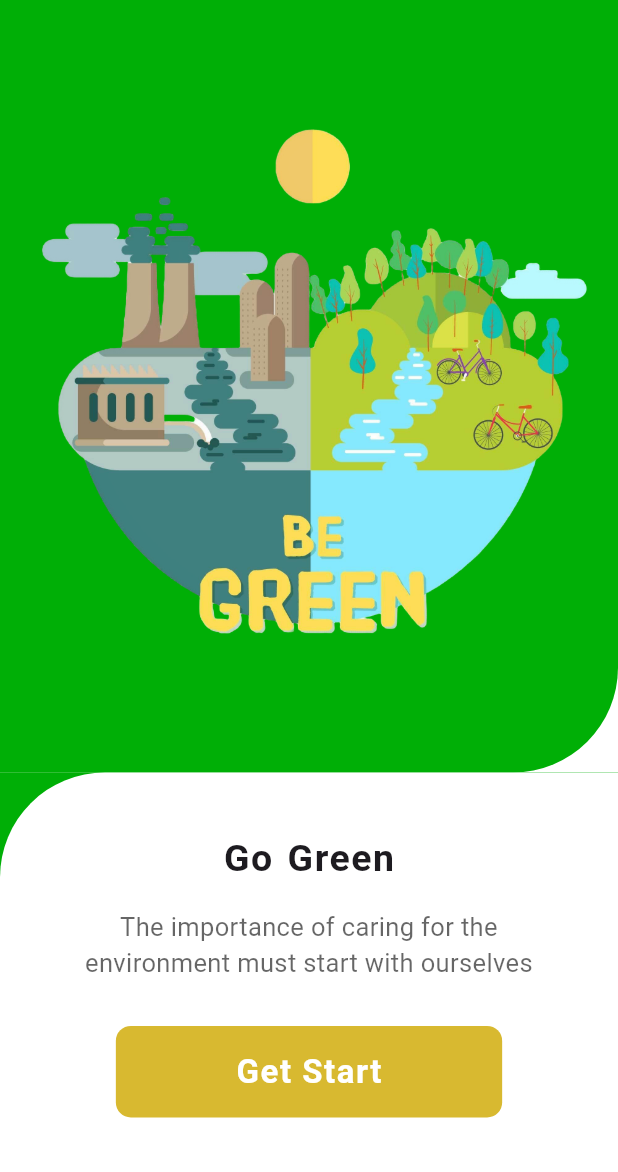
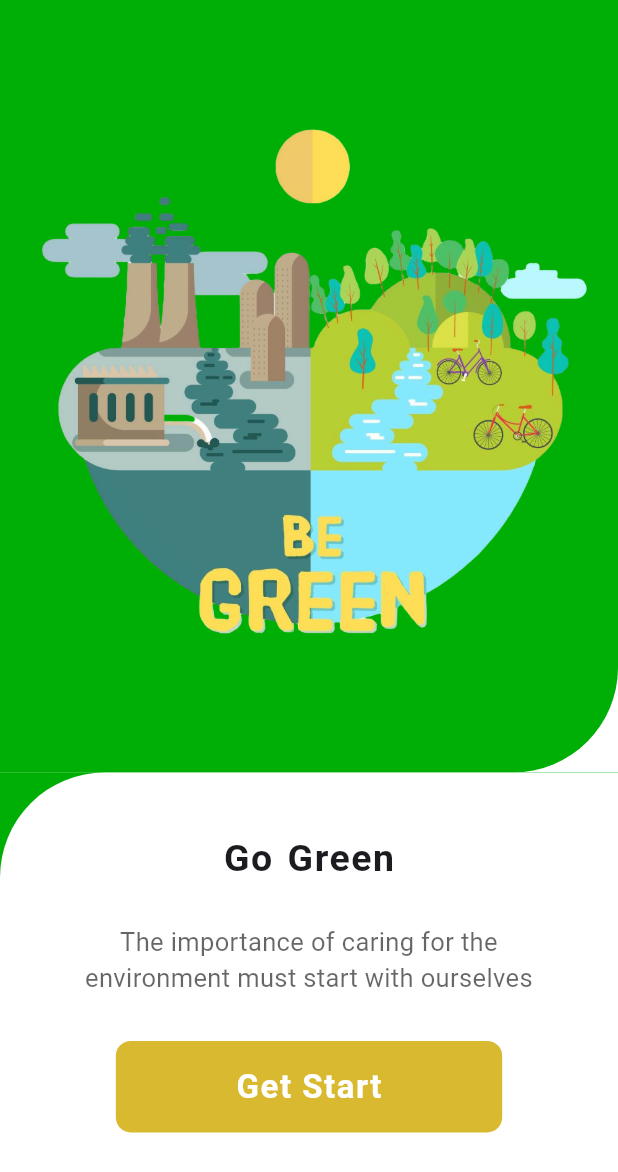
Before and after one commit to agstydva/dpbo, a Flutter app: the screen it shows after launch, on a phone screen of 412 x 824 dp. Shown: the top 1172 px of the screen. Run offline on Flutter 3.47's test engine with Material 3 defaults, Android fonts, the phone set to English and light mode, and no system bars.

Commit message:
Continue Building Welcome Screen Page

```diff
--- a/my_app/lib/screens/welcome_screen.dart
+++ b/my_app/lib/screens/welcome_screen.dart
@@ -11,6 +11,7 @@ class WelcomeScreen extends StatelessWidget {
           children: [
             Stack(
               children: [
+                // Warna Latar Putih Lengkung di bagian kanan
                 Container(
                   width: MediaQuery.of(context).size.width,
                   height: MediaQuery.of(context).size.height / 1.6,
@@ -18,14 +19,17 @@ class WelcomeScreen extends StatelessWidget {
                     color: Colors.white,
                   ),
                 ),
+                // Warna Latar Belakang dari Gambar
                 Container(
                   width: MediaQuery.of(context).size.width,
                   height: MediaQuery.of(context).size.height / 1.6,
                   decoration: BoxDecoration(
                     color: Color.fromRGBO(0, 175, 6, 1),
+                    // Buat Lengkungan pada Backround, bottomRight --> Kanan
                     borderRadius:
                         BorderRadius.only(bottomRight: Radius.circular(70)),
                   ),
+                  // Menaruh Gambar dan posisi di tengah
                   child: Center(
                     child:
                         Image.asset("images/environmentally.png", scale: 0.8),
@@ -33,7 +37,7 @@ class WelcomeScreen extends StatelessWidget {
                 ),
               ],
             ),
-
+            // Warna Latar Hijau Lengkung di bagian kiri
             Align(
               alignment: Alignment.bottomCenter,
               child: Container(
@@ -44,7 +48,7 @@ class WelcomeScreen extends StatelessWidget {
                 ),
               ),
             ),
-
+            // Backround Putih
             Align(
               alignment: Alignment.bottomCenter,
               child: Container(
@@ -59,8 +63,10 @@ class WelcomeScreen extends StatelessWidget {
                 ),
                 child: Column(
                   children: [
+                    // Judul
                     Text(
                       "Go Green",
+                      // Style Judul
                       style: TextStyle(
                         fontSize: 25,
                         fontWeight: FontWeight.w600,
@@ -68,11 +74,13 @@ class WelcomeScreen extends StatelessWidget {
                         wordSpacing: 2,
                       ),
                     ),
-                    SizedBox(height: 15),
+                    // SizedBox = Space
+                    SizedBox(height: 25),
                     Padding(
                       padding: EdgeInsets.symmetric(
                         horizontal: 40,
                       ),
+                      // Deskripsi di bawah judul
                       child: Text(
                         "The importance of caring for the environment must start with ourselves",
                         textAlign: TextAlign.center,
@@ -82,18 +90,21 @@ class WelcomeScreen extends StatelessWidget {
                         ),
                       ),
                     ),
-
+                    //Box Tombol "Get Start"
                     SizedBox(height: 30),
                     Material(
                       color: Color(0xFFD8B930),
                       borderRadius: BorderRadius.circular(10),
+                      // Arah dari tombol jika di klik
                       child: InkWell(
                         onTap: () {},
                         child: Container(
                           padding: EdgeInsets.symmetric(
                               vertical: 15, horizontal: 80),
+                              // Tulisan di dalam Tombol
                           child: Text(
                             "Get Start",
+                            // Style
                             style: TextStyle(
                               color: Colors.white,
                               fontSize: 22,
```
